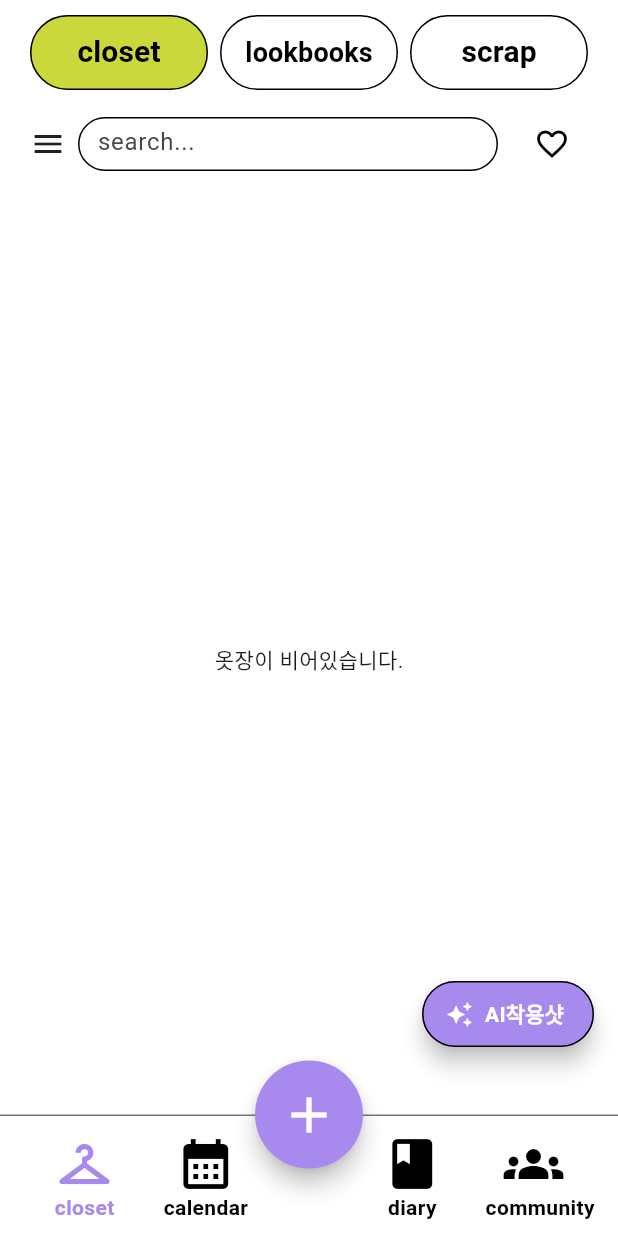
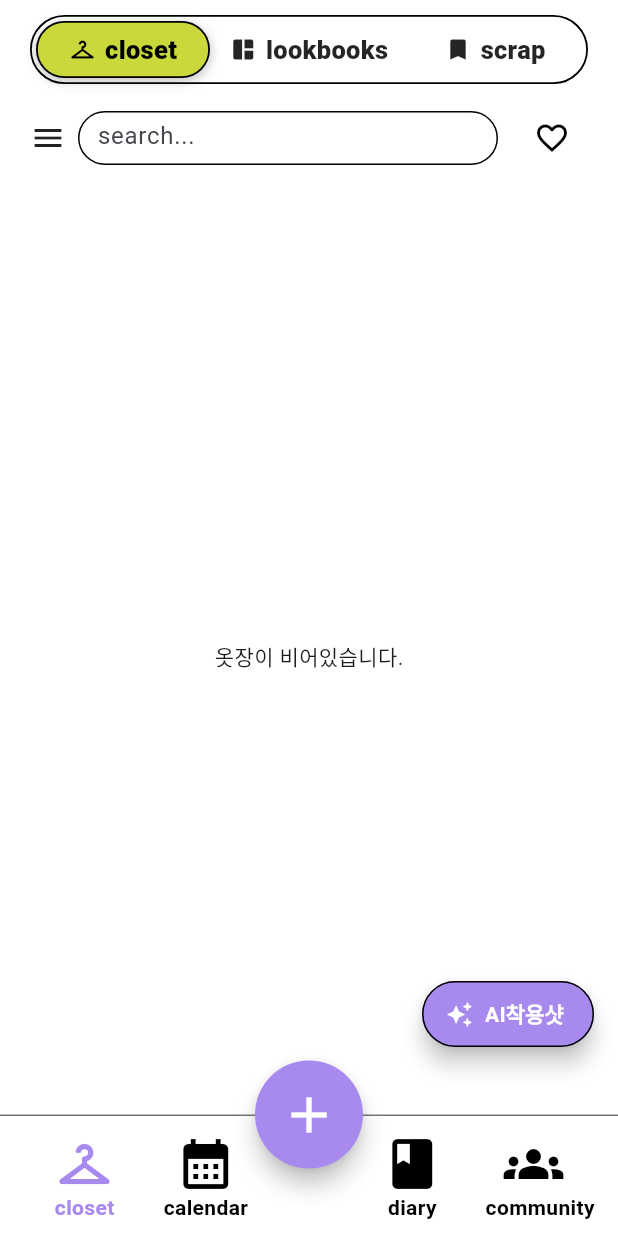
Before and after one commit to yeseul1008/FlutterTeamProject, a Flutter app: the UserWardrobeList screen opened by its route, on a phone screen of 412 x 824 dp. Run offline on Flutter 3.47's test engine with Material 3 defaults, Android fonts, the phone set to English and light mode, and no system bars; our stand-ins replace cloud_firestore, firebase_auth, firebase_core, firebase_storage, flutter_dotenv, geocoding and 10 more; missing offline and left inert: kakao_flutter_sdk_share, tutorial_coach_mark; accounts and stored records are empty.

Commit message:
페이지작업

```diff
--- a/lib/pages/wardrobe/outfit_maker.dart
+++ b/lib/pages/wardrobe/outfit_maker.dart
@@ -92,7 +92,7 @@ class _AiOutfitMakerState extends State<AiOutfitMaker> {
       backgroundColor: Colors.white,
       floatingActionButtonLocation: FloatingActionButtonLocation.centerFloat,
       floatingActionButton: Padding(
-        padding: const EdgeInsets.only(bottom: 110),
+        padding: const EdgeInsets.only(bottom: 140),
         child: Builder(
           builder: (context) {
             return StreamBuilder<QuerySnapshot<Map<String, dynamic>>>(
--- a/lib/pages/wardrobe/user_wardrobe_list.dart
+++ b/lib/pages/wardrobe/user_wardrobe_list.dart
@@ -1,9 +1,8 @@
 import 'package:flutter/material.dart';
-import '../../widgets/common/main_btn.dart';
 import 'package:go_router/go_router.dart';
 import 'package:cloud_firestore/cloud_firestore.dart';
 import 'package:firebase_auth/firebase_auth.dart';
-import 'package:flutter/material.dart';
+
 import '../wardrobe/user_wardrobe_category.dart';
 
 class UserWardrobeList extends StatefulWidget {
@@ -15,10 +14,10 @@ class UserWardrobeList extends StatefulWidget {
 
 class _UserWardrobeListState extends State<UserWardrobeList> {
   final FirebaseFirestore fs = FirebaseFirestore.instance;
-  final userId = FirebaseAuth.instance.currentUser?.uid;
+  final String? userId = FirebaseAuth.instance.currentUser?.uid;
 
   // 검색
-  TextEditingController searchController = TextEditingController();
+  final TextEditingController searchController = TextEditingController();
   String searchText = '';
 
   // 선택된 카테고리 ID
@@ -31,34 +30,31 @@ class _UserWardrobeListState extends State<UserWardrobeList> {
 
   // 사용자 정보 가져오기
   Future<void> _getUserInfo() async {
+    if (userId == null) return;
     final snapshot = await fs.collection('users').doc(userId).get();
     if (snapshot.exists) {
       setState(() {
         userInfo = snapshot.data()!;
       });
-      // print(userInfo);
-    } else {
-      print('User not found');
     }
   }
+
   void _openCategoryModal(BuildContext context) {
     showDialog(
       context: context,
-      barrierDismissible: true, // ⭐ 바깥 터치 시 닫힘
-      barrierColor: Colors.black54, // 배경 어둡게
+      barrierDismissible: true,
+      barrierColor: Colors.black54,
       builder: (dialogContext) {
         return GestureDetector(
-          onTap: () => Navigator.pop(dialogContext), // ⭐ 바깥 클릭
+          onTap: () => Navigator.pop(dialogContext),
           child: Material(
             color: Colors.transparent,
             child: GestureDetector(
-              onTap: () {}, // ⭐ 모달 내부 클릭 방지
+              onTap: () {},
               child: Center(
                 child: UserWardrobeCategory(
                   onSelect: (categoryId) {
-                    setState(() {
-                      selectedCategoryId = categoryId;
-                    });
+                    setState(() => selectedCategoryId = categoryId);
                     Navigator.pop(dialogContext);
                   },
                 ),
@@ -70,12 +66,11 @@ class _UserWardrobeListState extends State<UserWardrobeList> {
     );
   }
 
-
   // wardrobe 컬렉션 스트림
   Stream<QuerySnapshot<Map<String, dynamic>>> _wardrobeStream() {
     if (userId == null) return const Stream.empty();
 
-    var ref = fs
+    Query<Map<String, dynamic>> ref = fs
         .collection('users')
         .doc(userId)
         .collection('wardrobe')
@@ -94,7 +89,6 @@ class _UserWardrobeListState extends State<UserWardrobeList> {
     return ref.snapshots();
   }
 
-
   @override
   void initState() {
     super.initState();
@@ -102,7 +96,16 @@ class _UserWardrobeListState extends State<UserWardrobeList> {
   }
 
   @override
+  void dispose() {
+    searchController.dispose();
+    super.dispose();
+  }
+
+  @override
   Widget build(BuildContext context) {
+    // 현재 페이지: closet
+    const int selectedIndex = 0;
+
     return Scaffold(
       backgroundColor: Colors.white,
 
@@ -131,93 +134,20 @@ class _UserWardrobeListState extends State<UserWardrobeList> {
           ),
         ),
       ),
+
       body: SafeArea(
         child: Padding(
           padding: const EdgeInsets.symmetric(horizontal: 20),
           child: Column(
             children: [
               const SizedBox(height: 10),
-              // 상단 버튼 3개
-              Row(
-                children: [
-                  Expanded(
-                    child: SizedBox(
-                      height: 50,
-                      child: ElevatedButton(
-                        onPressed: () => context.go('/userWardrobeList'),
-                        style: ElevatedButton.styleFrom(
-                          backgroundColor: const Color(0xFFCAD83B),
-                          foregroundColor: Colors.black,
-                          elevation: 0,
-                          padding: EdgeInsets.zero,
-                          shape: RoundedRectangleBorder(
-                            borderRadius: BorderRadius.circular(30),
-                            side: const BorderSide(color: Colors.black),
-                          ),
-                        ),
-                        child: const Text(
-                          'closet',
-                          style: TextStyle(
-                            fontWeight: FontWeight.bold,
-                            fontSize: 20,
-                          ),
-                        ),
-                      ),
-                    ),
-                  ),
-                  const SizedBox(width: 8),
-                  Expanded(
-                    child: SizedBox(
-                      height: 50,
-                      child: ElevatedButton(
-                        onPressed: () => context.go('/userLookbook'),
-                        style: ElevatedButton.styleFrom(
-                          backgroundColor: Colors.white,
-                          foregroundColor: Colors.black,
-                          elevation: 0,
-                          padding: EdgeInsets.zero,
-                          shape: RoundedRectangleBorder(
-                            borderRadius: BorderRadius.circular(30),
-                            side: const BorderSide(color: Colors.black),
-                          ),
-                        ),
-                        child: const Text(
-                          'lookbooks',
-                          style: TextStyle(
-                            fontWeight: FontWeight.bold,
-                            fontSize: 18,
-                          ),
-                        ),
-                      ),
-                    ),
-                  ),
-                  const SizedBox(width: 8),
-                  Expanded(
-                    child: SizedBox(
-                      height: 50,
-                      child: ElevatedButton(
-                        onPressed: () => context.go('/userScrap'),
-                        style: ElevatedButton.styleFrom(
-                          backgroundColor: Colors.white,
-                          foregroundColor: Colors.black,
-                          elevation: 0,
-                          padding: EdgeInsets.zero,
-                          shape: RoundedRectangleBorder(
-                            borderRadius: BorderRadius.circular(30),
-                            side: const BorderSide(color: Colors.black),
-                          ),
-                        ),
-                        child: const Text(
-                          'scrap',
-                          style: TextStyle(
-                            fontWeight: FontWeight.bold,
-                            fontSize: 20,
-                          ),
-                        ),
-                      ),
-                    ),
-                  ),
-                ],
+
+              // ✅ 세련된 상단탭 (슬라이딩 인디케이터 + 아이콘/텍스트)
+              _SleekTopTabs(
+                selectedIndex: selectedIndex,
+                onTapCloset: () => context.go('/userWardrobeList'),
+                onTapLookbooks: () => context.go('/userLookbook'),
+                onTapScrap: () => context.go('/userScrap'),
               ),
 
               const SizedBox(height: 12),
@@ -241,9 +171,7 @@ class _UserWardrobeListState extends State<UserWardrobeList> {
                       child: TextField(
                         controller: searchController,
                         onChanged: (value) {
-                          setState(() {
-                            searchText = value.trim();
-                          });
+                          setState(() => searchText = value.trim());
                         },
                         decoration: const InputDecoration(
                           hintText: 'search...',
@@ -253,7 +181,6 @@ class _UserWardrobeListState extends State<UserWardrobeList> {
                       ),
                     ),
                   ),
-
                   const SizedBox(width: 12),
 
                   // ❤️ 하트 필터 버튼
@@ -263,9 +190,7 @@ class _UserWardrobeListState extends State<UserWardrobeList> {
                       color: Colors.black,
                     ),
                     onPressed: () {
-                      setState(() {
-                        showLikedOnly = !showLikedOnly;
-                      });
+                      setState(() => showLikedOnly = !showLikedOnly);
                     },
                   ),
                 ],
@@ -282,9 +207,7 @@ class _UserWardrobeListState extends State<UserWardrobeList> {
                       return const Center(child: CircularProgressIndicator());
                     }
 
-                    // 전체 옷장 문서
                     final allDocs = snapshot.data?.docs ?? [];
-
                     if (allDocs.isEmpty) {
                       return const Center(child: Text('옷장이 비어있습니다.'));
                     }
@@ -292,21 +215,21 @@ class _UserWardrobeListState extends State<UserWardrobeList> {
                     // 검색 필터 적용
                     final filteredDocs = allDocs.where((doc) {
                       final data = doc.data();
-                      final productName = (data['productName'] ?? '').toString().toLowerCase();
+                      final productName =
+                      (data['productName'] ?? '').toString().toLowerCase();
 
                       if (searchText.isEmpty) return true;
-
                       return productName.contains(searchText.toLowerCase());
                     }).toList();
 
-                    // 검색 결과 없을 경우
                     if (filteredDocs.isEmpty) {
                       return const Center(child: Text('검색 결과가 없습니다.'));
                     }
 
                     return GridView.builder(
                       itemCount: filteredDocs.length,
-                      gridDelegate: const SliverGridDelegateWithFixedCrossAxisCount(
+                      gridDelegate:
+                      const SliverGridDelegateWithFixedCrossAxisCount(
                         crossAxisCount: 3,
                         crossAxisSpacing: 8,
                         mainAxisSpacing: 12,
@@ -314,8 +237,9 @@ class _UserWardrobeListState extends State<UserWardrobeList> {
                       ),
                       itemBuilder: (context, index) {
                         final data = filteredDocs[index].data();
-                        final imageUrl = data['imageUrl'] ?? '';
-                        final docId = filteredDocs[index].id;
+                        final String imageUrl =
+                        (data['imageUrl'] ?? '').toString();
+                        final String docId = filteredDocs[index].id;
 
                         return GestureDetector(
                           onTap: () => context.push(
@@ -326,14 +250,13 @@ class _UserWardrobeListState extends State<UserWardrobeList> {
                             children: [
                               Container(
                                 decoration: BoxDecoration(
-                                  border: Border.all(color: Colors.grey), // 테두리 유지
+                                  border: Border.all(color: Colors.grey),
                                   color: Colors.white,
                                 ),
                                 child: ClipRRect(
-                                  // 테두리 안에서 사진만 자르기
                                   child: imageUrl.isNotEmpty
                                       ? Transform.scale(
-                                    scale: 1.3, // 사진 10% 확대
+                                    scale: 1.3,
                                     child: Image.network(
                                       imageUrl,
                                       fit: BoxFit.cover,
@@ -349,19 +272,22 @@ class _UserWardrobeListState extends State<UserWardrobeList> {
                                 right: 1,
                                 child: IconButton(
                                   onPressed: () async {
+                                    if (userId == null) return;
                                     final docRef = fs
                                         .collection('users')
                                         .doc(userId)
                                         .collection('wardrobe')
                                         .doc(docId);
 
-                                    final currentLiked = data['liked'] == true;
-                                    await docRef.update({'liked': !currentLiked});
+                                    final bool currentLiked =
+                                        data['liked'] == true;
+                                    await docRef
+                                        .update({'liked': !currentLiked});
                                   },
                                   icon: data['liked'] == true
                                       ? const Icon(
                                     Icons.favorite,
-                                    color: const Color(0xFFCAD83B),
+                                    color: Color(0xFFE74C3C),
                                     size: 22,
                                   )
                                       : Stack(
@@ -369,12 +295,12 @@ class _UserWardrobeListState extends State<UserWardrobeList> {
                                     children: const [
                                       Icon(
                                         Icons.favorite,
-                                        color: Colors.white, // 하얀색 채움
+                                        color: Colors.white,
                                         size: 22,
                                       ),
                                       Icon(
                                         Icons.favorite_border,
-                                        color: Colors.black, // 테두리
+                                        color: Colors.black,
                                         size: 22,
                                       ),
                                     ],
@@ -384,8 +310,6 @@ class _UserWardrobeListState extends State<UserWardrobeList> {
                             ],
                           ),
                         );
-
-
                       },
                     );
                   },
@@ -398,3 +322,161 @@ class _UserWardrobeListState extends State<UserWardrobeList> {
     );
   }
 }
+
+/// ===============================
+/// ✅ 가장 무난하고 “세련되게” 보이는: 슬라이딩 인디케이터 탭
+/// - 전체는 얇은 테두리/라운드
+/// - 선택은 내부 인디케이터(살짝 떠 보이는 느낌)
+/// - 아이콘+텍스트(가독성/완성도 좋음)
+/// ===============================
+class _SleekTopTabs extends StatelessWidget {
+  const _SleekTopTabs({
+    required this.selectedIndex,
+    required this.onTapCloset,
+    required this.onTapLookbooks,
+    required this.onTapScrap,
+  });
+
+  final int selectedIndex;
+  final VoidCallback onTapCloset;
+  final VoidCallback onTapLookbooks;
+  final VoidCallback onTapScrap;
+
+  Alignment _indicatorAlign() {
+    if (selectedIndex == 0) return Alignment.centerLeft;
+    if (selectedIndex == 1) return Alignment.center;
+    return Alignment.centerRight;
+  }
+
+  @override
+  Widget build(BuildContext context) {
+    const double height = 46;
+
+    return SizedBox(
+      height: height,
+      child: LayoutBuilder(
+        builder: (context, c) {
+          final double w = c.maxWidth;
+          final double segmentW = w / 3;
+
+          return Stack(
+            children: [
+              // 바탕(테두리만)
+              Container(
+                decoration: BoxDecoration(
+                  color: Colors.white,
+                  border: Border.all(color: Colors.black, width: 1.2),
+                  borderRadius: BorderRadius.circular(26),
+                ),
+              ),
+
+              // 선택 인디케이터(슬라이드)
+              AnimatedAlign(
+                duration: const Duration(milliseconds: 220),
+                curve: Curves.easeOut,
+                alignment: _indicatorAlign(),
+                child: Container(
+                  width: segmentW,
+                  height: height,
+                  padding: const EdgeInsets.all(4),
+                  child: Container(
+                    decoration: BoxDecoration(
+                      color: const Color(0xFFCAD83B), // 기존 감성 유지
+                      borderRadius: BorderRadius.circular(22),
+                      border: Border.all(color: Colors.black, width: 1.2),
+                      boxShadow: const [
+                        BoxShadow(
+                          color: Colors.black26,
+                          blurRadius: 6,
+                          offset: Offset(0, 2),
+                        ),
+                      ],
+                    ),
+                  ),
+                ),
+              ),
+
+              // 탭 버튼들
+              Row(
+                children: [
+                  Expanded(
+                    child: _TabButton(
+                      selected: selectedIndex == 0,
+                      icon: Icons.checkroom,
+                      label: 'closet',
+                      onTap: onTapCloset,
+                    ),
+                  ),
+                  Expanded(
+                    child: _TabButton(
+                      selected: selectedIndex == 1,
+                      icon: Icons.auto_awesome_mosaic,
+                      label: 'lookbooks',
+                      onTap: onTapLookbooks,
+                    ),
+                  ),
+                  Expanded(
+                    child: _TabButton(
+                      selected: selectedIndex == 2,
+                      icon: Icons.bookmark,
+                      label: 'scrap',
+                      onTap: onTapScrap,
+                    ),
+                  ),
+                ],
+              ),
+            ],
+          );
+        },
+      ),
+    );
+  }
+}
+
+class _TabButton extends StatelessWidget {
+  const _TabButton({
+    required this.selected,
+    required this.icon,
+    required this.label,
+    required this.onTap,
+  });
+
+  final bool selected;
+  final IconData icon;
+  final String label;
+  final VoidCallback onTap;
+
+  @override
+  Widget build(BuildContext context) {
+    final TextStyle textStyle = TextStyle(
+      fontWeight: FontWeight.w900,
+      fontSize: 17,
+      color: Colors.black,
+      letterSpacing: 0.2,
+    );
+
+    return Material(
+      color: Colors.transparent,
+      child: InkWell(
+        borderRadius: BorderRadius.circular(26),
+        onTap: onTap,
+        splashColor: Colors.black.withOpacity(0.05),
+        highlightColor: Colors.black.withOpacity(0.03),
+        child: Center(
+          child: AnimatedOpacity(
+            duration: const Duration(milliseconds: 160),
+            opacity: selected ? 1.0 : 0.85,
+            child: Row(
+              mainAxisSize: MainAxisSize.min,
+              children: [
+                Icon(icon, size: 18, color: Colors.black),
+                const SizedBox(width: 6),
+                Text(label, style: textStyle),
+              ],
+            ),
+          ),
+        ),
+      ),
+    );
+  }
+}
--- a/pubspec.yaml
+++ b/pubspec.yaml
@@ -71,6 +71,7 @@ dependencies:
   dio: ^5.9.0
   tutorial_coach_mark: ^1.2.11
   shared_preferences: ^2.2.2
+  tabbed_view:
 
   #AI
   google_generative_ai: ^0.2.0
```
Also changed, not shown: lib/pages/community/question_closet_result.dart (+3 -7 lines), lib/pages/schedule/schedule_combine.dart (+3 -8 lines), lib/pages/wardrobe/user_lookbook_create.dart (+62 -16 lines), pubspec.lock.
